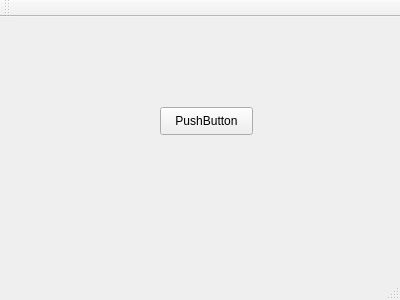
Alina-Hryn/OOP, file Sem2/exam_2sem/mainwindow.ui: the form before one commit.
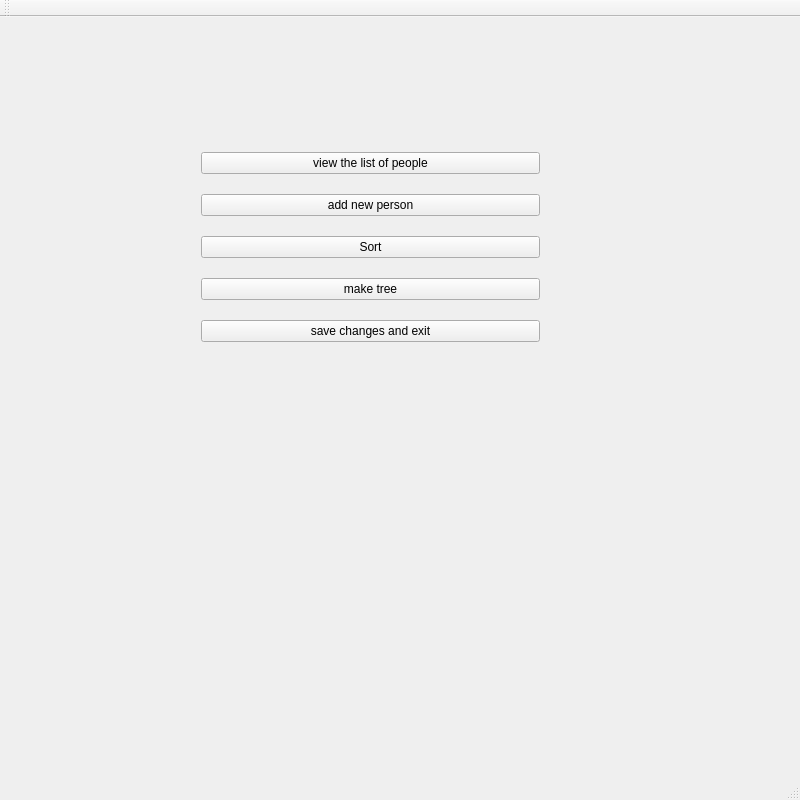
The form after the commit.

Commit message: added list view

```diff
--- a/Sem2/exam_2sem/mainwindow.ui
+++ b/Sem2/exam_2sem/mainwindow.ui
@@ -6,26 +6,72 @@
    <rect>
     <x>0</x>
     <y>0</y>
-    <width>400</width>
-    <height>300</height>
+    <width>800</width>
+    <height>800</height>
    </rect>
   </property>
+  <property name="minimumSize">
+   <size>
+    <width>800</width>
+    <height>800</height>
+   </size>
+  </property>
+  <property name="maximumSize">
+   <size>
+    <width>800</width>
+    <height>800</height>
+   </size>
+  </property>
   <property name="windowTitle">
    <string>MainWindow</string>
   </property>
   <widget class="QWidget" name="centralWidget">
-   <widget class="QPushButton" name="pushButton">
+   <widget class="QWidget" name="verticalLayoutWidget">
     <property name="geometry">
      <rect>
-      <x>160</x>
-      <y>90</y>
-      <width>93</width>
-      <height>28</height>
+      <x>190</x>
+      <y>110</y>
+      <width>361</width>
+      <height>241</height>
      </rect>
     </property>
-    <property name="text">
-     <string>PushButton</string>
-    </property>
+    <layout class="QVBoxLayout" name="verticalLayout">
+     <item>
+      <widget class="QPushButton" name="pushButton_4">
+       <property name="text">
+        <string>view the list of people</string>
+       </property>
+      </widget>
+     </item>
+     <item>
+      <widget class="QPushButton" name="pushButton_2">
+       <property name="text">
+        <string>add new person</string>
+       </property>
+      </widget>
+     </item>
+     <item>
+      <widget class="QPushButton" name="pushButton">
+       <property name="text">
+        <string>Sort</string>
+       </property>
+      </widget>
+     </item>
+     <item>
+      <widget class="QPushButton" name="pushButton_3">
+       <property name="text">
+        <string>make tree</string>
+       </property>
+      </widget>
+     </item>
+     <item>
+      <widget class="QPushButton" name="pushButton_5">
+       <property name="text">
+        <string>save changes and exit</string>
+       </property>
+      </widget>
+     </item>
+    </layout>
    </widget>
   </widget>
   <widget class="QMenuBar" name="menuBar">
```
Left out of the diff: 2 changed lines with no effect on the pictures. The commit also changes 8 other files.
